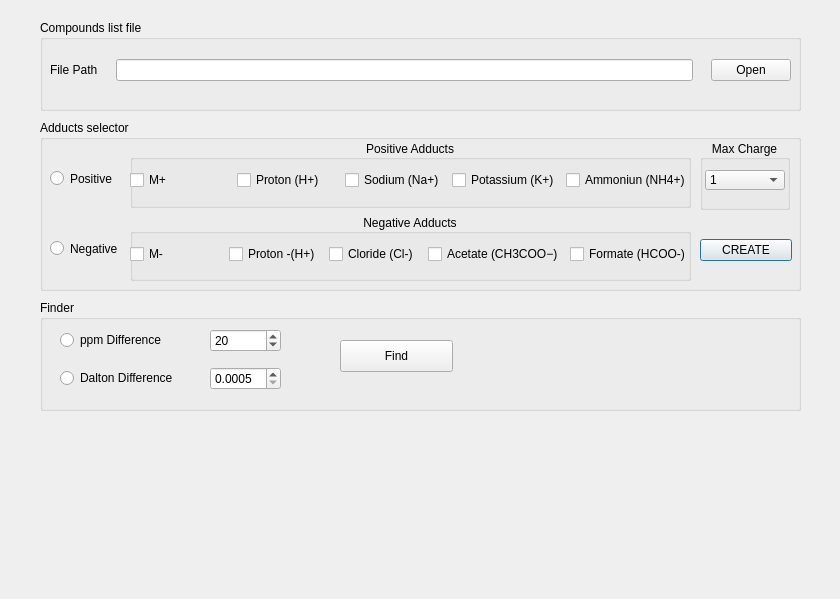
Old version of the form Dialog_ListFinder.ui in the repository danielefil/MCircus_GUI.
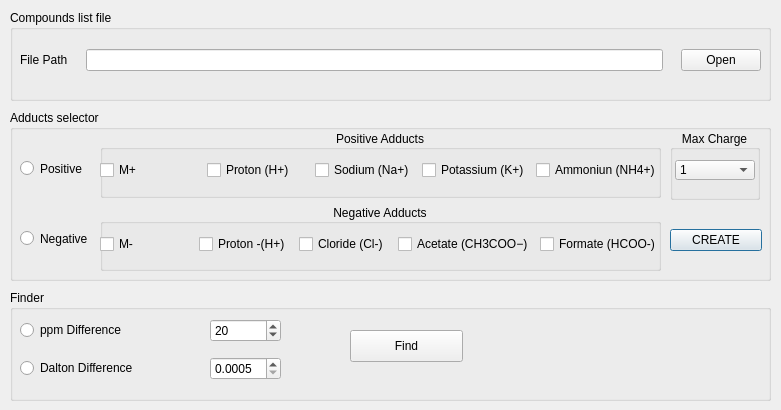
New version of the form.

Diff of the .ui file:
```diff
--- a/Dialog_ListFinder.ui
+++ b/Dialog_ListFinder.ui
@@ -6,8 +6,8 @@
    <rect>
     <x>0</x>
     <y>0</y>
-    <width>840</width>
-    <height>599</height>
+    <width>781</width>
+    <height>410</height>
    </rect>
   </property>
   <property name="windowTitle">
@@ -16,8 +16,8 @@
   <widget class="QGroupBox" name="Adducts_GBox">
    <property name="geometry">
     <rect>
-     <x>40</x>
-     <y>120</y>
+     <x>10</x>
+     <y>110</y>
      <width>761</width>
      <height>171</height>
     </rect>
@@ -221,8 +221,8 @@
   <widget class="QGroupBox" name="Finder_GBox">
    <property name="geometry">
     <rect>
-     <x>40</x>
-     <y>300</y>
+     <x>10</x>
+     <y>290</y>
      <width>761</width>
      <height>111</height>
     </rect>
@@ -233,7 +233,7 @@
    <widget class="QPushButton" name="find_button">
     <property name="geometry">
      <rect>
-      <x>300</x>
+      <x>340</x>
       <y>40</y>
       <width>113</width>
       <height>32</height>
@@ -246,9 +246,9 @@
    <widget class="QWidget" name="gridLayoutWidget">
     <property name="geometry">
      <rect>
-      <x>20</x>
+      <x>10</x>
       <y>20</y>
-      <width>221</width>
+      <width>261</width>
       <height>80</height>
      </rect>
     </property>
@@ -319,8 +319,8 @@
   <widget class="QGroupBox" name="gBox_SearchMethod">
    <property name="geometry">
     <rect>
-     <x>40</x>
-     <y>20</y>
+     <x>10</x>
+     <y>10</y>
      <width>761</width>
      <height>91</height>
     </rect>
@@ -379,8 +379,8 @@
    </property>
    <property name="geometry">
     <rect>
-     <x>700</x>
-     <y>140</y>
+     <x>670</x>
+     <y>130</y>
      <width>90</width>
      <height>70</height>
     </rect>
```
Left out of the diff: 12 changed lines with no effect on the pictures.
